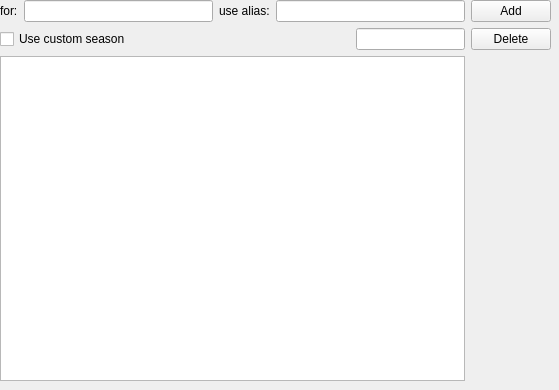
Old version of the form lib/webextractor/plugins/uifiles/tvdbmalconfig.ui in the repository KDE/nepomuk-webminer.
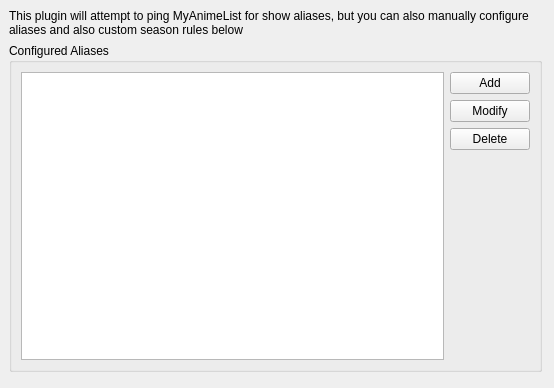
New version of the form.

Commit message: New advanced rules config dialog for tvdbmal, to allow for by-episode-range custom season settings

```diff
--- a/lib/webextractor/plugins/uifiles/tvdbmalconfig.ui
+++ b/lib/webextractor/plugins/uifiles/tvdbmalconfig.ui
@@ -6,14 +6,14 @@
    <rect>
     <x>0</x>
     <y>0</y>
-    <width>559</width>
-    <height>390</height>
+    <width>554</width>
+    <height>388</height>
    </rect>
   </property>
   <property name="windowTitle">
    <string>Plugin Settings</string>
   </property>
-  <widget class="QWidget" name="horizontalLayoutWidget">
+  <widget class="QFrame" name="horizontalFrame">
    <property name="geometry">
     <rect>
      <x>0</x>
@@ -26,74 +26,25 @@
     <item>
      <layout class="QVBoxLayout" name="verticalLayout_2">
       <item>
-       <layout class="QHBoxLayout" name="horizontalLayout_2">
-        <item>
-         <widget class="QLabel" name="label_2">
-          <property name="text">
-           <string>for:</string>
-          </property>
-         </widget>
-        </item>
-        <item>
-         <widget class="QLineEdit" name="beforeText"/>
-        </item>
-        <item>
          <widget class="QLabel" name="label">
           <property name="text">
-           <string>use alias:</string>
+         <string>This plugin will attempt to ping MyAnimeList for show aliases, but you can also manually configure 
+aliases and also custom season rules below</string>
           </property>
          </widget>
         </item>
         <item>
-         <widget class="QLineEdit" name="afterText"/>
-        </item>
-       </layout>
-      </item>
+       <layout class="QHBoxLayout" name="horizontalLayout_3"/>
+      </item>
       <item>
-       <layout class="QHBoxLayout" name="horizontalLayout_3">
-        <item>
-         <widget class="QCheckBox" name="customSeasonCheckbox">
-          <property name="text">
-           <string>Use custom season</string>
-          </property>
-         </widget>
-        </item>
-        <item>
-         <spacer name="horizontalSpacer_2">
-          <property name="orientation">
-           <enum>Qt::Horizontal</enum>
-          </property>
-          <property name="sizeHint" stdset="0">
-           <size>
-            <width>40</width>
-            <height>20</height>
-           </size>
-          </property>
-         </spacer>
-        </item>
-        <item>
-         <spacer name="horizontalSpacer">
-          <property name="orientation">
-           <enum>Qt::Horizontal</enum>
-          </property>
-          <property name="sizeHint" stdset="0">
-           <size>
-            <width>40</width>
-            <height>20</height>
-           </size>
-          </property>
-         </spacer>
-        </item>
-        <item>
-         <widget class="QLineEdit" name="customSeasonText"/>
-        </item>
-       </layout>
-      </item>
+       <widget class="QGroupBox" name="horizontalGroupBox">
+        <property name="title">
+         <string>Configured Aliases</string>
+        </property>
+        <layout class="QHBoxLayout" name="horizontalLayout_4">
       <item>
        <widget class="QListWidget" name="overrideList"/>
       </item>
-     </layout>
-    </item>
     <item>
      <layout class="QVBoxLayout" name="verticalLayout">
       <item>
@@ -103,6 +54,13 @@
         </property>
        </widget>
       </item>
+           <item>
+            <widget class="QPushButton" name="modifyButton">
+             <property name="text">
+              <string>Modify</string>
+             </property>
+            </widget>
+           </item>
       <item>
        <widget class="QPushButton" name="deleteButton">
         <property name="text">
@@ -122,6 +80,11 @@
          </size>
         </property>
        </spacer>
+           </item>
+          </layout>
+         </item>
+        </layout>
+       </widget>
       </item>
      </layout>
     </item>
```
Lines whose indentation alone changed are shown as unchanged. The commit also changes 2 other files.
